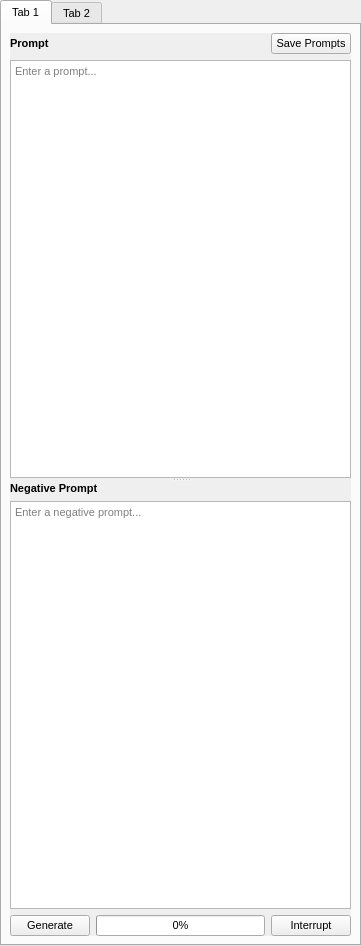
Above: src/airunner/widgets/generator_form/templates/generatorform.ui from Capsize-Games/airunner before the change. Below: the same form after it.
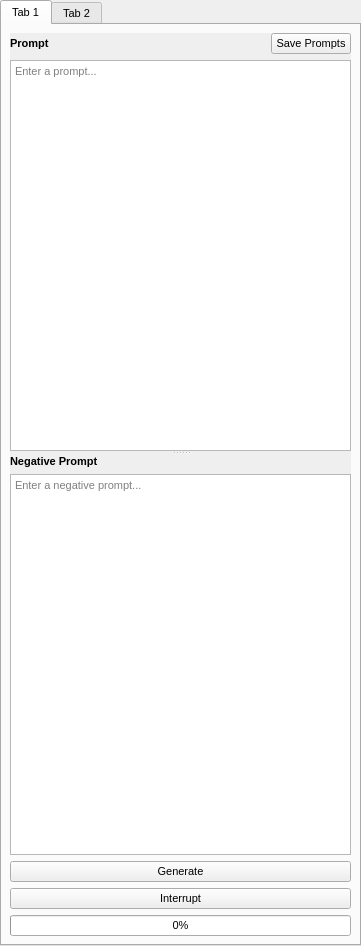
That is the form after the change. Custom widgets are drawn as their Qt base class.

Commit message:
Update generator form templates
allows smaller generator form width

What changed in the file:
```diff
--- a/src/airunner/widgets/generator_form/templates/generatorform.ui
+++ b/src/airunner/widgets/generator_form/templates/generatorform.ui
@@ -56,6 +56,20 @@
        <property name="bottomMargin">
         <number>8</number>
        </property>
+       <item row="1" column="0">
+        <widget class="QPushButton" name="generate_button">
+         <property name="text">
+          <string>Generate</string>
+         </property>
+        </widget>
+       </item>
+       <item row="3" column="0">
+        <widget class="QProgressBar" name="progress_bar">
+         <property name="value">
+          <number>0</number>
+         </property>
+        </widget>
+       </item>
        <item row="0" column="0">
         <widget class="QScrollArea" name="scrollArea">
          <property name="frameShape">
@@ -73,7 +87,7 @@
             <x>0</x>
             <y>0</y>
             <width>341</width>
-            <height>904</height>
+            <height>824</height>
            </rect>
           </property>
           <layout class="QGridLayout" name="gridLayout">
@@ -192,23 +206,11 @@
              </widget>
             </widget>
            </item>
-           <item row="1" column="1">
-            <layout class="QHBoxLayout" name="horizontalLayout_9">
-             <item>
-              <widget class="QPushButton" name="generate_button">
-               <property name="text">
-                <string>Generate</string>
-               </property>
-              </widget>
-             </item>
-             <item>
-              <widget class="QProgressBar" name="progress_bar">
-               <property name="value">
-                <number>0</number>
-               </property>
-              </widget>
-             </item>
-             <item>
+          </layout>
+         </widget>
+        </widget>
+       </item>
+       <item row="2" column="0">
               <widget class="QPushButton" name="interrupt_button">
                <property name="cursor">
                 <cursorShape>PointingHandCursor</cursorShape>
@@ -216,12 +218,6 @@
                <property name="text">
                 <string>Interrupt</string>
                </property>
-              </widget>
-             </item>
-            </layout>
-           </item>
-          </layout>
-         </widget>
         </widget>
        </item>
       </layout>
```
Lines whose indentation alone changed are shown as unchanged. The commit also changes 1 other file.
